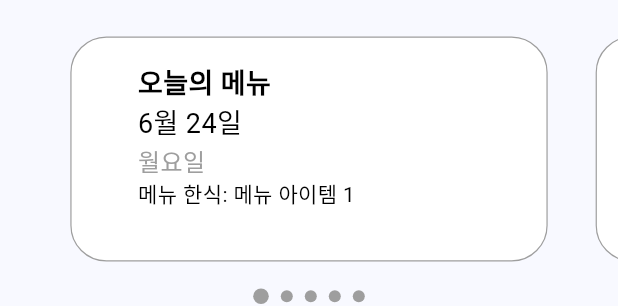
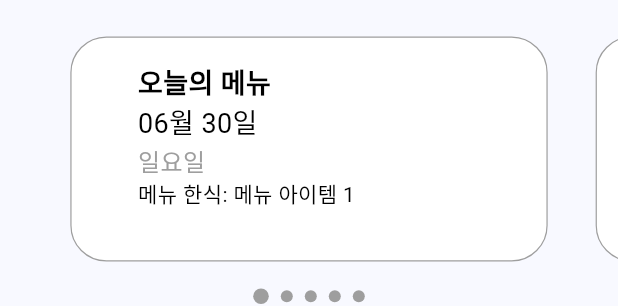
Before and after one commit to gunyun0506/tongbol, a Flutter app: the HomeBody widget shown alone on an empty page, opened directly with empty values, on a phone screen of 412 x 824 dp. Shown: the part 151-457 px from the top of the screen. Run offline on Flutter 3.47's test engine with Material 3 defaults, Android fonts, the phone set to English and light mode, and no system bars; our stand-ins replace cached_network_image, cloud_firestore, firebase_auth, firebase_core, shared_preferences, sign_in_button; missing offline and left inert: kpostal; accounts and stored records are empty.

Commit message:
Update configuration and home page

```diff
--- a/lib/home_page.dart
+++ b/lib/home_page.dart
@@ -2,11 +2,13 @@ import 'dart:math';
 import 'package:flutter/material.dart';
 import 'package:cloud_firestore/cloud_firestore.dart';
 import 'package:flutter/widgets.dart';
+import 'package:intl/intl.dart';
 import 'package:tongbokapp/meun_detail_page.dart';
 import 'package:tongbokapp/meun_page.dart';
 import 'item_list_page.dart';
 import 'drawer_widget.dart';
 import 'models/product.dart';
+import 'package:intl/intl.dart';
 
 class HomePage extends StatelessWidget {
   const HomePage({super.key});
@@ -78,8 +80,9 @@ class HomeBody extends StatefulWidget {
 class _HomeBodyState extends State<HomeBody> {
   late final PageController pageController;
   final TextEditingController searchController = TextEditingController();
-  final List<String> days = ["월요일", "화요일", "수요일", "목요일", "금요일"];
-  final List<String> dates = ["6월 24일", "6월 25일", "6월 26일", "6월 27일", "6월 28일"];
+  List<String> days = [];
+  List<String> dates = [];
+
   final List<String> menus = [
     "메뉴 한식: 메뉴 아이템 1",
     "메뉴 중식: 메뉴 아이템 4",
@@ -92,6 +95,7 @@ class _HomeBodyState extends State<HomeBody> {
   void initState() {
     super.initState();
     pageController = PageController(initialPage: 0, viewportFraction: 0.85);
+    _generateDatesAndDays(); //날짜 및 요일 리스트 생성
   }
 
   @override
@@ -99,6 +103,17 @@ class _HomeBodyState extends State<HomeBody> {
     pageController.dispose();
     searchController.dispose();
     super.dispose();
+  }
+
+  void _generateDatesAndDays() {
+    final DateFormat dateFormat = DateFormat('MM월 dd일');
+    final DateFormat dayFormat = DateFormat('EEEE', 'ko'); //한국어 요일 형식임
+
+    for (int i = 0; i < 5; i++) {
+      final DateTime date = DateTime.now().add(Duration(days: i));
+      dates.add(dateFormat.format(date));
+      days.add(dayFormat.format(date));
+    }
   }
 
   Future<void> _onSearch() async {
--- a/lib/main.dart
+++ b/lib/main.dart
@@ -2,10 +2,12 @@ import 'package:flutter/material.dart';
 import 'package:tongbokapp/constants.dart';
 import 'package:firebase_core/firebase_core.dart';
 import 'package:tongbokapp/login_page.dart';
+import 'package:intl/date_symbol_data_local.dart'; // intl 패키지의 date_symbol_data_local impor
 
 Future<void> main() async {
   WidgetsFlutterBinding.ensureInitialized();
   await Firebase.initializeApp();
+  await initializeDateFormatting('ko_KR', null); // 한국 로케일의 데이터 초기화
   initalizeSharedPreferences();
   runApp(const MyApp());
 }
```
Also changed, not shown: 4 other files.
